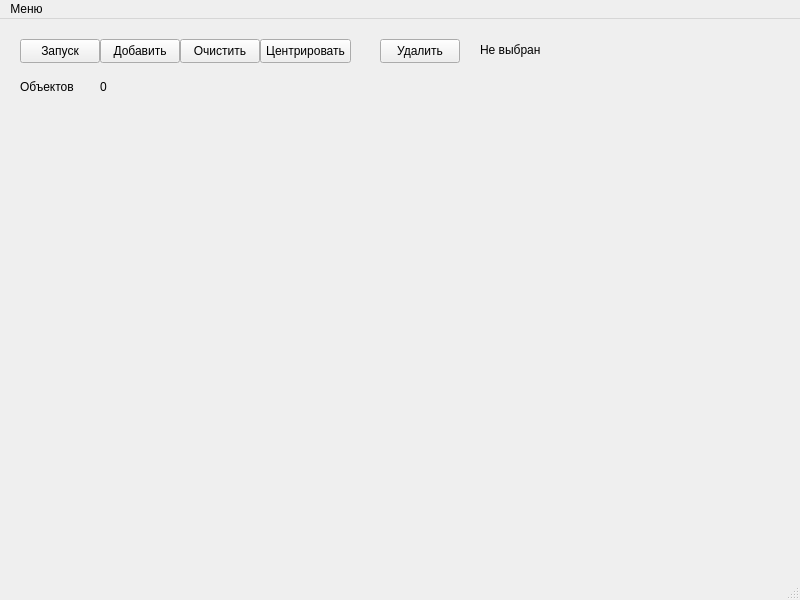
The window that Simulation/mainwindow.ui (Kandrw/Simulation) describes before a commit, drawn with Qt 5.
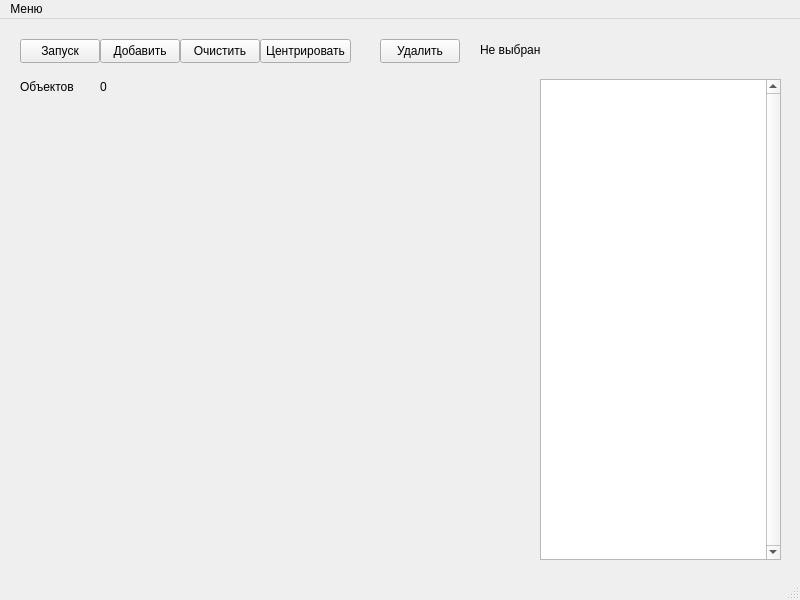
The same window after the commit.

The edit to the form file:
```diff
--- a/Simulation/mainwindow.ui
+++ b/Simulation/mainwindow.ui
@@ -118,6 +118,22 @@
      <string>Не выбран</string>
     </property>
    </widget>
+   <widget class="QTextEdit" name="textEdit">
+    <property name="geometry">
+     <rect>
+      <x>540</x>
+      <y>60</y>
+      <width>241</width>
+      <height>481</height>
+     </rect>
+    </property>
+    <property name="verticalScrollBarPolicy">
+     <enum>Qt::ScrollBarAlwaysOn</enum>
+    </property>
+    <property name="sizeAdjustPolicy">
+     <enum>QAbstractScrollArea::AdjustIgnored</enum>
+    </property>
+   </widget>
   </widget>
   <widget class="QMenuBar" name="menubar">
    <property name="geometry">
```
